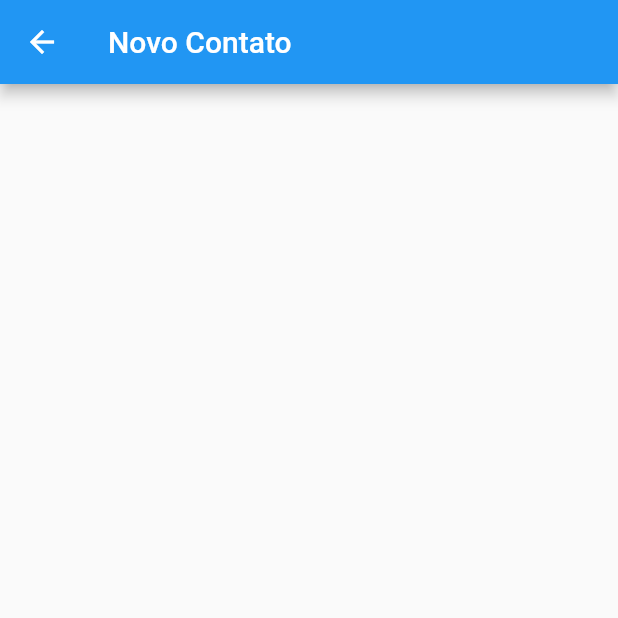
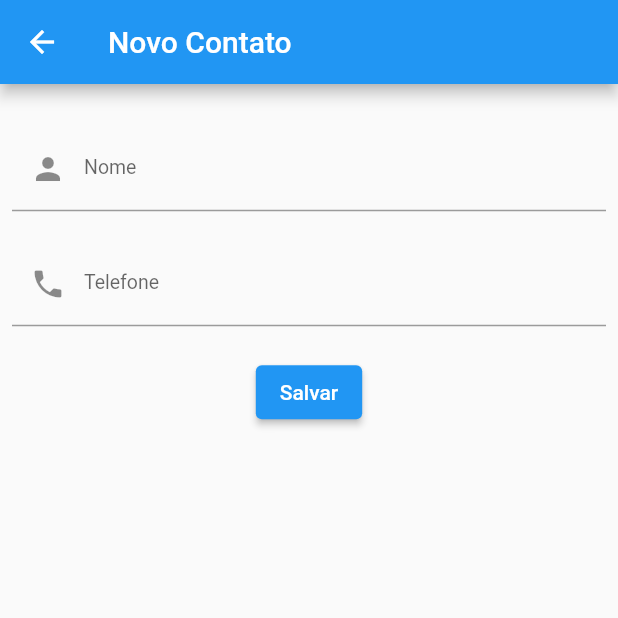
Before and after one commit to MauroAlbrecht/app_contatos, a Flutter app: the screen it shows after launch, after a tap on an icon or button, on a phone screen of 412 x 824 dp, the top half of it. Run offline on Flutter 3.47's test engine with Material 2 defaults, Android fonts, the light colour scheme and no system bars; our stand-ins replace dio, flutter_dotenv, font_awesome_flutter, google_fonts, mask_text_input_formatter; network calls fail.

Commit message:
add funcionameto da tela de cadastro de contato.

```diff
--- a/lib/pages/add_contato_page.dart
+++ b/lib/pages/add_contato_page.dart
@@ -1,5 +1,8 @@
+import 'package:app_contatos/models/contato_model.dart';
+import 'package:app_contatos/repositories/contato_repository.dart';
 import 'package:flutter/cupertino.dart';
 import 'package:flutter/material.dart';
+import 'package:mask_text_input_formatter/mask_text_input_formatter.dart';
 
 class AddContatoPage extends StatefulWidget {
   @override
@@ -7,10 +10,72 @@ class AddContatoPage extends StatefulWidget {
 }
 
 class _AddContatoPageState extends State<AddContatoPage> {
+  var controllerNome = TextEditingController(text: '');
+  var controllerTelefone = TextEditingController(text: '');
+  var repository = ContatoRepository();
+  var maskFormatter = MaskTextInputFormatter(
+    mask: '+## (##) #####-####',
+    filter: {"#": RegExp(r'[0-9]')},
+    type: MaskAutoCompletionType.lazy,
+  );
+
   @override
   Widget build(BuildContext context) {
     return Scaffold(
         appBar: AppBar(title: const Text('Novo Contato')),
-        body: Container());
+        body: Padding(
+          padding: const EdgeInsets.all(8.0),
+          child: Column(
+            children: [
+              const SizedBox(
+                height: 20,
+              ),
+              TextField(
+                controller: controllerNome,
+                decoration: const InputDecoration(
+                  prefixIcon: Icon(Icons.person),
+                  labelText: "Nome",
+                  hintStyle: TextStyle(
+                    fontSize: 18,
+                    fontWeight: FontWeight.w300,
+                  ),
+                  labelStyle: TextStyle(
+                    fontSize: 13,
+                  ),
+                ),
+              ),
+              const SizedBox(
+                height: 20,
+              ),
+              TextField(
+                  controller: controllerTelefone,
+                  decoration: const InputDecoration(
+                    prefixIcon: Icon(Icons.phone),
+                    labelText: "Telefone",
+                    hintStyle: TextStyle(
+                      fontSize: 18,
+                      fontWeight: FontWeight.w300,
+                    ),
+                    labelStyle: TextStyle(
+                      fontSize: 13,
+                    ),
+                  ),
+                  inputFormatters: [maskFormatter]),
+              const SizedBox(
+                height: 20,
+              ),
+              ElevatedButton(onPressed: () {
+
+                var contato = ContatoModel.vazio();
+                contato.telefone = controllerTelefone.text;
+                contato.nome = controllerNome.text;
+                repository.criar(contato);
+
+                Navigator.pop(context, true);
+
+              }, child: const Text('Salvar')),
+            ],
+          ),
+        ));
   }
 }
--- a/lib/pages/main_page.dart
+++ b/lib/pages/main_page.dart
@@ -1,4 +1,6 @@
+import 'package:app_contatos/models/contatos_back4app_model.dart';
 import 'package:app_contatos/pages/add_contato_page.dart';
+import 'package:app_contatos/repositories/contato_repository.dart';
 import 'package:flutter/cupertino.dart';
 import 'package:flutter/material.dart';
 import 'package:font_awesome_flutter/font_awesome_flutter.dart';
@@ -9,19 +11,102 @@ class MainPage extends StatefulWidget {
 }
 
 class _MainPageState extends State<MainPage> {
+  bool loading = false;
+  var repository = ContatoRepository();
+  var _contatos = ContatosBack4appModel([]);
+
+  @override
+  void initState() {
+    carregaContatos();
+    super.initState();
+  }
+
   @override
   Widget build(BuildContext context) {
     return Scaffold(
       appBar: AppBar(title: const Text('Lista de Contatos - Back4app')),
+      body: Container(child: ListView.builder(
+          itemCount: _contatos.contatos.length,
+          itemBuilder: (BuildContext bc, int index) {
+            return Dismissible(
+              key: Key(_contatos.contatos[index].objectId!),
+              child: GestureDetector(
+                onTap: () async {
+                 // var ret = await Navigator.push(
+                 //   context,
+                //    MaterialPageRoute(builder: (context) => EdicaoCepPage(_ceps.ceps[index]),),
+                 // );
+
+                 // if (ret != null && ret) {
+                //    carregaCeps();
+                //  }
+                },
+                child: ListTile(
+                  title: Text(_contatos.contatos[index].nome.toString()),
+                  subtitle: Text('${_contatos.contatos[index].nome}'),
+                  trailing: InkWell(
+                      child: const Icon(Icons.delete),
+                      onTap: () {
+                         remover(index);
+                      }),
+                ),
+              ),
+              onDismissed: (DismissDirection dis) {
+                remover(index);
+              },
+            );
+          })),
       floatingActionButton: FloatingActionButton(
         child: const FaIcon(FontAwesomeIcons.userPlus),
-        onPressed: () {
-          Navigator.push(
+        onPressed: () async {
+          var ret = await Navigator.push(
             context,
             MaterialPageRoute(builder: (context) => AddContatoPage()),
           );
+
+          if (ret != null && ret) {
+
+          }
         },
       ),
     );
   }
+
+  void carregaContatos()async {
+    setLoading(true);
+    _contatos = await repository.findAll();
+    setLoading(false);
+  }
+  void setLoading(bool val) {
+    setState(() {
+      loading = val;
+    });
+  }
+
+  void remover(int index) {
+    showDialog(
+        context: context,
+        builder: (BuildContext bc) {
+          return AlertDialog(
+            title: const Text('Deseja esse contato ?'),
+            content: Text(_contatos.contatos[index].nome.toString()),
+            actions: [
+              TextButton(
+                  onPressed: () async {
+                    carregaContatos();
+                    Navigator.pop(context);
+                  },
+                  child: const Text('Não')),
+              TextButton(
+                  onPressed: () async {
+                    Navigator.pop(context);
+                    setLoading(true);
+                    await repository.remover(_contatos.contatos[index]);
+                    carregaContatos();
+                  },
+                  child: const Text('Sim')),
+            ],
+          );
+        });
+  }
 }
--- a/lib/repositories/contato_repository.dart
+++ b/lib/repositories/contato_repository.dart
@@ -4,7 +4,7 @@ import 'package:app_contatos/models/contatos_back4app_model.dart';
 import '../models/contato_model.dart';
 import 'dio/back4app_custom_dio.dart';
 
-class CepBack4appRepository {
+class ContatoRepository {
   final _dioCustom = Back4appCustomDio();
 
   Future<ContatosBack4appModel> findAll() async {
--- a/pubspec.yaml
+++ b/pubspec.yaml
@@ -38,6 +38,7 @@ dependencies:
   custom_image_crop: ^0.0.12
   intl_phone_number_input: ^0.7.3+1
   font_awesome_flutter: ^10.3.0
+  mask_text_input_formatter: ^2.5.0
 
   # The following adds the Cupertino Icons font to your application.
   # Use with the CupertinoIcons class for iOS style icons.
```
Also changed, not shown: lib/models/contato_model.dart (+5 -5 lines), pubspec.lock.
